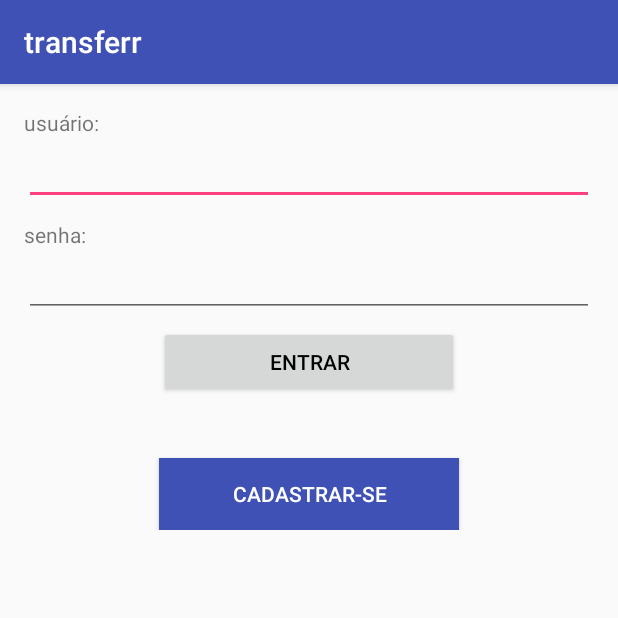
After one commit to Rafasystec/android-transferr, an Android app: the LoginActivity screen opened directly, with no data from a screen before it, on a phone screen of 412 x 824 dp, the top half of it. The commit adds this screen. Run offline under Robolectric (Android 15) with nearby library versions, the phone set to English and light mode, and no system bars.

Commit message:
building the basic structure of the project.

```diff
--- a/app/build.gradle
+++ b/app/build.gradle
@@ -24,7 +24,7 @@ android {
 
 dependencies {
     implementation fileTree(dir: 'libs', include: ['*.jar'])
-    implementation"org.jetbrains.kotlin:kotlin-stdlib-jre7:$kotlin_version"
+    implementation "org.jetbrains.kotlin:kotlin-stdlib-jre7:$kotlin_version"
     implementation 'com.android.support:appcompat-v7:26.1.0'
     implementation 'com.android.support.constraint:constraint-layout:1.0.2'
     testImplementation 'junit:junit:4.12'
--- a/app/src/main/AndroidManifest.xml
+++ b/app/src/main/AndroidManifest.xml
@@ -9,13 +9,14 @@
         android:roundIcon="@mipmap/ic_launcher_round"
         android:supportsRtl="true"
         android:theme="@style/AppTheme">
-        <activity android:name=".MainActivity">
+        <activity android:name=".activities.MainActivity">
             <intent-filter>
                 <action android:name="android.intent.action.MAIN" />
 
                 <category android:name="android.intent.category.LAUNCHER" />
             </intent-filter>
         </activity>
+        <activity android:name=".activities.LoginActivity"></activity>
     </application>
 
 </manifest>
--- /dev/null
+++ b/app/src/main/java/br/com/transferr/activities/LoginActivity.kt
@@ -0,0 +1,30 @@
+package br.com.transferr.activities
+
+import android.support.v7.app.AppCompatActivity
+import android.os.Bundle
+import android.widget.Button
+import android.widget.EditText
+import android.widget.Toast
+import br.com.transferr.R
+import br.com.transferr.extensions.getTextAsString
+import br.com.transferr.extensions.toast
+import br.com.transferr.model.Credentials
+
+class LoginActivity : AppCompatActivity() {
+
+    override fun onCreate(savedInstanceState: Bundle?) {
+        super.onCreate(savedInstanceState)
+        setContentView(R.layout.activity_login)
+        val txtLogin    = getTextAsString(R.id.txtLogin)
+        val txtPassword = getTextAsString(R.id.txtPassword)
+        val btnLogin    = findViewById<Button>(R.id.btnLogin)
+        btnLogin.setOnClickListener{
+            val credentials = Credentials(txtLogin,txtPassword)
+            callService(credentials)
+        }
+    }
+
+    private fun callService(credentials:Credentials){
+        toast("Seu usuário foi enviado ao servidor: ${credentials.login}",Toast.LENGTH_SHORT)
+    }
+}
--- a/app/src/main/java/br/com/transferr/MainActivity.kt
+++ b/app/src/main/java/br/com/transferr/activities/MainActivity.kt
@@ -1,12 +1,13 @@
-package br.com.transferr
+package br.com.transferr.activities
 
-import android.support.v7.app.AppCompatActivity
 import android.os.Bundle
+import br.com.transferr.R
 
-class MainActivity : AppCompatActivity() {
+class MainActivity : SuperClassActivity(){
 
     override fun onCreate(savedInstanceState: Bundle?) {
         super.onCreate(savedInstanceState)
         setContentView(R.layout.activity_main)
+
     }
 }
--- /dev/null
+++ b/app/src/main/java/br/com/transferr/activities/SuperClassActivity.kt
@@ -0,0 +1,14 @@
+package br.com.transferr.activities
+
+import android.content.Context
+import android.support.v7.app.AppCompatActivity
+
+/**
+ * Created by root on 06/02/18.
+ */
+
+open class SuperClassActivity : AppCompatActivity(){
+    //Propriedade para acessar o contexto de qualquer lugar
+    protected val context: Context get() = this
+    //Métodos comuns para todas as activities
+}
--- /dev/null
+++ b/app/src/main/java/br/com/transferr/extensions/ActivityExt.kt
@@ -0,0 +1,17 @@
+package br.com.transferr.extensions
+
+import android.app.Activity
+import android.support.annotation.IdRes
+import android.widget.TextView
+import android.widget.Toast
+
+/**
+ * Created by root on 06/02/18.
+ */
+
+fun Activity.toast(message: CharSequence, lenth: Int = Toast.LENGTH_SHORT) =
+        Toast.makeText(this,message,lenth).show()
+fun Activity.getTextAsString(@IdRes id:Int):String{
+    val textView = findViewById<TextView>(id)
+    return textView.text.toString()
+}
--- /dev/null
+++ b/app/src/main/java/br/com/transferr/fragments/SuperClassFragment.kt
@@ -0,0 +1,11 @@
+package br.com.transferr.fragments
+
+import android.support.v4.app.Fragment
+
+/**
+ * Created by root on 06/02/18.
+ */
+
+open class SuperClassFragment : Fragment(){
+
+}
--- /dev/null
+++ b/app/src/main/java/br/com/transferr/model/Credentials.kt
@@ -0,0 +1,20 @@
+package br.com.transferr.model
+
+/**
+ * Created by root on 06/02/18.
+ */
+class Credentials(login:String, password:String) {
+
+    val login:String
+    val password:String
+
+    init {
+        this.login      = login
+        this.password   = password
+    }
+
+    override fun toString(): String {
+        return "Credentials login is $login"
+    }
+
+}
--- /dev/null
+++ b/app/src/main/res/layout/activity_login.xml
@@ -0,0 +1,52 @@
+<?xml version="1.0" encoding="utf-8"?>
+<LinearLayout xmlns:android="http://schemas.android.com/apk/res/android"
+    xmlns:app="http://schemas.android.com/apk/res-auto"
+    xmlns:tools="http://schemas.android.com/tools"
+    android:layout_width="match_parent"
+    android:layout_height="wrap_content"
+    android:gravity="center_vertical"
+    android:padding="16dp"
+    android:orientation="vertical"
+    tools:context="br.com.transferr.activities.LoginActivity"
+    >
+    <TextView
+        android:layout_width="match_parent"
+        android:layout_height="wrap_content"
+        android:text="@string/user"/>
+    <EditText
+        android:id="@+id/txtLogin"
+        android:layout_width="match_parent"
+        android:layout_height="wrap_content"
+        android:inputType="text"
+        android:singleLine="true"/>
+    <TextView
+        android:layout_width="match_parent"
+        android:layout_height="wrap_content"
+        android:layout_marginTop="10dp"
+        android:text="@string/password"/>
+    <EditText
+        android:id="@+id/txtPassword"
+        android:layout_width="match_parent"
+        android:layout_height="wrap_content"
+        android:singleLine="true"
+        android:inputType="textPassword"/>
+    <Button
+        android:id="@+id/btnLogin"
+        android:layout_width="200dp"
+        android:layout_height="wrap_content"
+        android:layout_marginTop="6dp"
+        android:text="@string/btnLogin"
+        android:textColor="#000"
+        android:layout_gravity="center"/>
+    <Button
+        android:id="@+id/btnRegister"
+        android:layout_width="200dp"
+        android:layout_height="wrap_content"
+        android:layout_gravity="center"
+        android:text="@string/registernewuser"
+        android:layout_marginTop="40dp"
+        android:textColor="#ffffff"
+        android:background="@color/colorPrimary"/>
+
+
+</LinearLayout>
--- a/app/src/main/res/layout/activity_main.xml
+++ b/app/src/main/res/layout/activity_main.xml
@@ -4,7 +4,7 @@
     xmlns:tools="http://schemas.android.com/tools"
     android:layout_width="match_parent"
     android:layout_height="match_parent"
-    tools:context="br.com.transferr.MainActivity">
+    tools:context="br.com.transferr.activities.MainActivity">
 
     <TextView
         android:layout_width="wrap_content"
--- a/app/src/main/res/values/strings.xml
+++ b/app/src/main/res/values/strings.xml
@@ -1,3 +1,7 @@
 <resources>
     <string name="app_name">transferr</string>
+    <string name="user">usuário:</string>
+    <string name="password">senha:</string>
+    <string name="btnLogin">Entrar</string>
+    <string name="registernewuser">Cadastrar-se</string>
 </resources>
```
